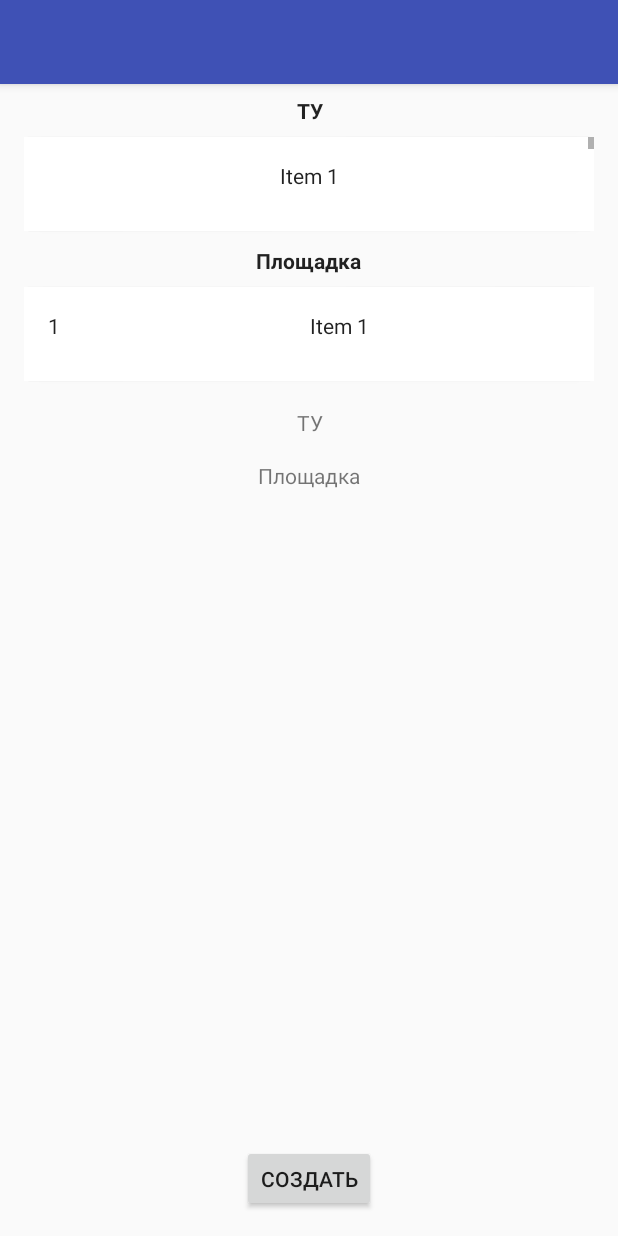
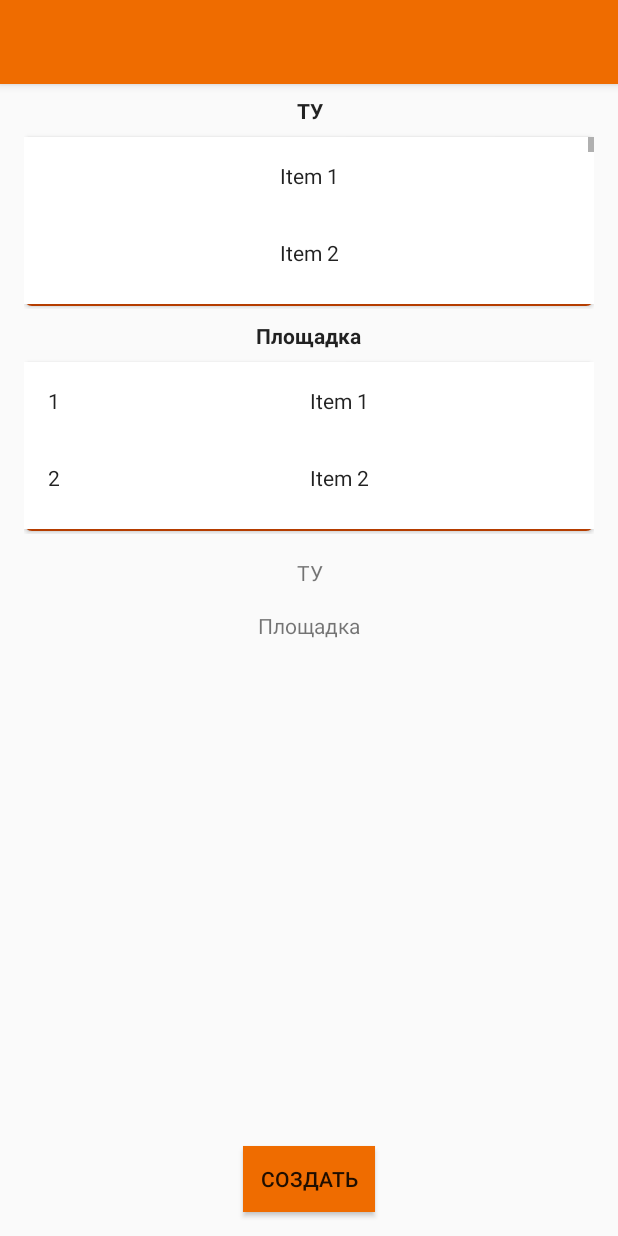
Before and after one commit to ZibeTD/TestApp, an Android app: the ReportConsumerProperties screen opened directly, with no data from a screen before it, on a phone screen of 412 x 824 dp. Run offline under Robolectric (Android 15) with nearby library versions, the phone set to English and light mode, and no system bars.

Commit message:
Add material design thema settings

```diff
--- a/app/src/main/res/drawable/line.xml
+++ b/app/src/main/res/drawable/line.xml
@@ -1,14 +1,14 @@
 <?xml version="1.0" encoding="utf-8"?>
 
 <layer-list xmlns:android="http://schemas.android.com/apk/res/android">
-    <item>
+    <item android:bottom="0px">
         <shape xmlns:android="http://schemas.android.com/apk/res/android"
             android:shape="rectangle">
             <solid android:color="@color/colorPrimaryDark" />
             <corners android:radius="5dp" />
         </shape>
     </item>
-    <item android:bottom="-2px">
+    <item android:bottom="2px">
         <shape xmlns:android="http://schemas.android.com/apk/res/android"
             android:shape="rectangle">
             <solid android:color="@color/colorBackground" />
--- a/app/src/main/res/layout/activity_main.xml
+++ b/app/src/main/res/layout/activity_main.xml
@@ -25,17 +25,18 @@
         android:id="@+id/button"
         android:layout_width="wrap_content"
         android:layout_height="wrap_content"
+        android:layout_marginEnd="16dp"
+        android:layout_marginLeft="16dp"
         android:layout_marginRight="16dp"
+        android:layout_marginStart="16dp"
+        android:layout_marginTop="16dp"
+        android:background="@color/colorPrimary"
         android:onClick="OpenReportKK"
         android:text="@string/action_report_kk"
+        app:layout_constraintHorizontal_bias="0.501"
+        app:layout_constraintLeft_toLeftOf="parent"
         app:layout_constraintRight_toRightOf="parent"
-        android:layout_marginStart="16dp"
-        android:layout_marginEnd="16dp"
-        android:layout_marginLeft="16dp"
-        app:layout_constraintLeft_toLeftOf="parent"
-        android:layout_marginTop="16dp"
-        app:layout_constraintTop_toBottomOf="@+id/textView2"
-        app:layout_constraintHorizontal_bias="0.501" />
+        app:layout_constraintTop_toBottomOf="@+id/textView2" />
 
     <TextView
         android:id="@+id/textView2"
--- a/app/src/main/res/layout/activity_report__consumer_properties.xml
+++ b/app/src/main/res/layout/activity_report__consumer_properties.xml
@@ -18,26 +18,27 @@
         app:layout_constraintRight_toRightOf="parent"
         app:layout_constraintLeft_toLeftOf="parent"></android.support.v7.widget.Toolbar>
 
-    <fragment class="com.dekhil.testapp.TUFragment"
+    <fragment
         android:id="@+id/tulistfragment"
         android:name="com.dekhil.testapp.TUFragment"
+        class="com.dekhil.testapp.TUFragment"
         android:layout_width="0dp"
-        android:layout_height="100dp"
+        android:layout_height="150dp"
         android:layout_marginLeft="16dp"
         android:layout_marginRight="16dp"
+        android:layout_marginTop="0dp"
         android:layout_weight="1"
+        app:layout_constraintHorizontal_bias="0.0"
         app:layout_constraintLeft_toLeftOf="parent"
         app:layout_constraintRight_toRightOf="parent"
-        tools:layout="@layout/fragment_tu_list"
-        app:layout_constraintHorizontal_bias="0.0"
-        android:layout_marginTop="0dp"
-        app:layout_constraintTop_toBottomOf="@+id/report_consumer_toolbar" />
+        app:layout_constraintTop_toBottomOf="@+id/report_consumer_toolbar"
+        tools:layout="@layout/fragment_tu_list" />
 
     <fragment class="com.dekhil.testapp.PlantFragment"
         android:id="@+id/plantlistfragment"
         android:name="com.dekhil.testapp.PlantFragment"
         android:layout_width="0dp"
-        android:layout_height="100dp"
+        android:layout_height="150dp"
         android:layout_marginLeft="16dp"
         android:layout_marginRight="16dp"
         android:layout_weight="1"
@@ -52,17 +53,18 @@
         android:id="@+id/create_consumer_report"
         android:layout_width="wrap_content"
         android:layout_height="0dp"
+        android:layout_marginBottom="16dp"
+        android:layout_marginEnd="16dp"
+        android:layout_marginLeft="16dp"
+        android:layout_marginRight="16dp"
+        android:layout_marginStart="16dp"
+        android:background="@color/colorPrimary"
         android:text="@string/create"
-        android:layout_marginRight="16dp"
-        app:layout_constraintRight_toRightOf="parent"
-        android:layout_marginLeft="16dp"
+        app:layout_constraintBottom_toBottomOf="parent"
+        app:layout_constraintDimensionRatio="h,2:1"
+        app:layout_constraintHorizontal_bias="0.501"
         app:layout_constraintLeft_toLeftOf="parent"
-        app:layout_constraintBottom_toBottomOf="parent"
-        android:layout_marginBottom="16dp"
-        app:layout_constraintDimensionRatio="h,2:1"
-        android:layout_marginStart="16dp"
-        android:layout_marginEnd="16dp"
-        app:layout_constraintHorizontal_bias="0.501" />
+        app:layout_constraintRight_toRightOf="parent" />
 
     <TextView
         android:id="@+id/tu_list_item_selected"
--- a/app/src/main/res/layout/fragment_tu_list.xml
+++ b/app/src/main/res/layout/fragment_tu_list.xml
@@ -37,7 +37,7 @@
         android:scrollbars="vertical"
         app:layoutManager="LinearLayoutManager"
         app:layout_constraintBottom_toBottomOf="parent"
-        app:layout_constraintHorizontal_bias="0.0"
+        app:layout_constraintHorizontal_bias="1.0"
         app:layout_constraintLeft_toLeftOf="parent"
         app:layout_constraintRight_toRightOf="parent"
         app:layout_constraintTop_toBottomOf="@+id/textView3"
--- a/app/src/main/res/values/colors.xml
+++ b/app/src/main/res/values/colors.xml
@@ -1,7 +1,7 @@
 <?xml version="1.0" encoding="utf-8"?>
 <resources>
-    <color name="colorPrimary">#3F51B5</color>
-    <color name="colorPrimaryDark">#303F9F</color>
-    <color name="colorAccent">#FF4081</color>
+    <color name="colorPrimary">#ef6c00</color>
+    <color name="colorPrimaryDark">#b53d00</color>
+    <color name="colorAccent">#b53d00</color>
     <color name="colorBackground">#FFFFFF</color>
 </resources>
```
